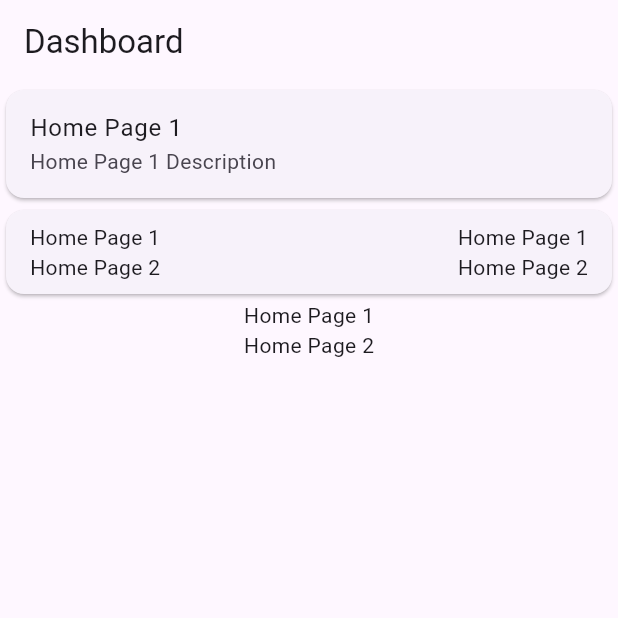
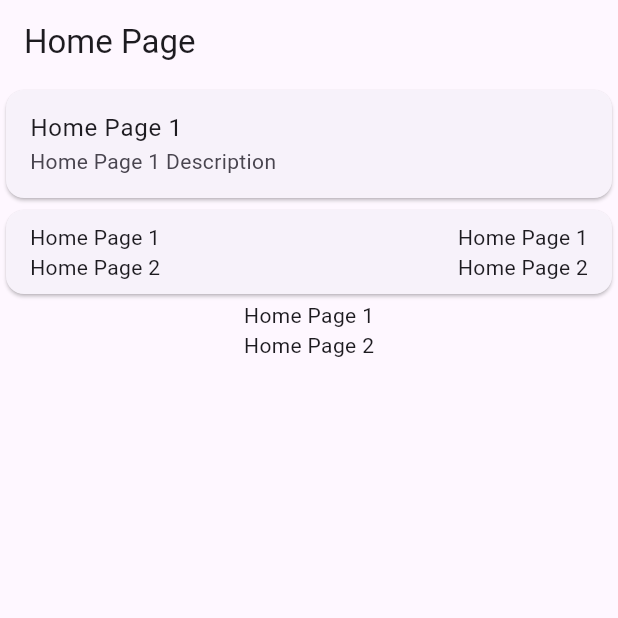
Before and after one commit to SakvipubpSuy/FYP_MobileApp, a Flutter app: the Dashboard screen opened directly, on a phone screen of 412 x 824 dp, the top half of it. Run offline on Flutter 3.47's test engine with Material 3 defaults, Android fonts, the phone set to English and light mode, and no system bars; missing offline and left inert: qr_code_scanner.

Commit message:
some changes to UI

```diff
--- a/lib/pages/dashboard.dart
+++ b/lib/pages/dashboard.dart
@@ -2,6 +2,7 @@ import 'package:flutter/material.dart';
 import 'package:fyp_mobileapp/pages/decks_cards/deckspage.dart';
 import 'package:fyp_mobileapp/pages/homepage.dart';
 import 'package:fyp_mobileapp/pages/profilepage.dart';
+import 'package:fyp_mobileapp/pages/qrscanpage.dart';
 import 'package:fyp_mobileapp/pages/tradepage.dart';
 
 class Dashboard extends StatefulWidget {
@@ -17,7 +18,7 @@ class _DashboardState extends State<Dashboard> {
   static final List<Widget> _widgetOptions = <Widget>[
     const HomePage(),
     const DeckPage(),
-    const Text('Scan Page'),
+    const QRScan(),
     const TradePage(),
     const ProfilePage(),
   ];
@@ -31,10 +32,10 @@ class _DashboardState extends State<Dashboard> {
   @override
   Widget build(BuildContext context) {
     return Scaffold(
-        appBar: AppBar(
-          automaticallyImplyLeading: false,
-          title: const Text('Dashboard'),
-        ),
+        // appBar: AppBar(
+        //   backgroundColor: Colors.black,
+        //   automaticallyImplyLeading: false,
+        // ),
         // body: Center(
         //   child: InkWell(
         //     onTap: () {
@@ -54,12 +55,12 @@ class _DashboardState extends State<Dashboard> {
           showUnselectedLabels: true,
           type: BottomNavigationBarType.shifting,
           items: <BottomNavigationBarItem>[
-            BottomNavigationBarItem(
+            const BottomNavigationBarItem(
               icon: Icon(Icons.home),
               label: 'Home',
               backgroundColor: Colors.blue,
             ),
-            BottomNavigationBarItem(
+            const BottomNavigationBarItem(
               icon: Icon(Icons.card_travel),
               label: 'Deck',
               backgroundColor: Colors.blue,
@@ -70,17 +71,17 @@ class _DashboardState extends State<Dashboard> {
                 //   Navigator.push(context,
                 //       MaterialPageRoute(builder: (context) => const QRScan()));
                 // },
-                child: Icon(Icons.qr_code_scanner),
+                child: const Icon(Icons.qr_code_scanner),
               ),
               label: 'Scan',
               backgroundColor: Colors.blue,
             ),
-            BottomNavigationBarItem(
+            const BottomNavigationBarItem(
               icon: Icon(Icons.currency_exchange),
               label: 'Trade',
               backgroundColor: Colors.blue,
             ),
-            BottomNavigationBarItem(
+            const BottomNavigationBarItem(
               icon: Icon(Icons.person),
               label: 'Profile',
               backgroundColor: Colors.blue,
--- a/lib/pages/homepage.dart
+++ b/lib/pages/homepage.dart
@@ -1,6 +1,4 @@
-import 'package:flutter/cupertino.dart';
 import 'package:flutter/material.dart';
-import 'package:flutter/widgets.dart';
 
 class HomePage extends StatefulWidget {
   const HomePage({super.key});
@@ -12,8 +10,12 @@ class HomePage extends StatefulWidget {
 class _HomePageState extends State<HomePage> {
   @override
   Widget build(BuildContext context) {
-    return const Scaffold(
-      body: Column(
+    return Scaffold(
+      appBar: AppBar(
+        automaticallyImplyLeading: false,
+        title: const Text('Home Page'),
+      ),
+      body: const Column(
         children: [
           Card(
             child: ListTile(
@@ -27,7 +29,7 @@ class _HomePageState extends State<HomePage> {
               child: Row(
                 children: [
                   Column(
-                    children: const [
+                    children: [
                       Text('Home Page 1'),
                       Text('Home Page 2'),
                     ],
--- a/lib/pages/profilepage.dart
+++ b/lib/pages/profilepage.dart
@@ -13,6 +13,10 @@ class _ProfilePageState extends State<ProfilePage> {
   @override
   Widget build(BuildContext context) {
     return Scaffold(
+      appBar: AppBar(
+        automaticallyImplyLeading: false,
+        title: const Text('Profile Page'),
+      ),
       body: Center(
         child: Column(
           children: [
```
Also changed, not shown: lib/pages/decks_cards/cardspage.dart (+11 -8 lines), lib/pages/decks_cards/deckspage.dart (+25 -8 lines), lib/pages/decks_cards/individualcardpage.dart (+21 -1 lines), lib/pages/qrscanpage.dart (+12 -0 lines), lib/pages/tradepage.dart (+6 -2 lines), lib/utils/route.dart (added, +19 -0 lines).
